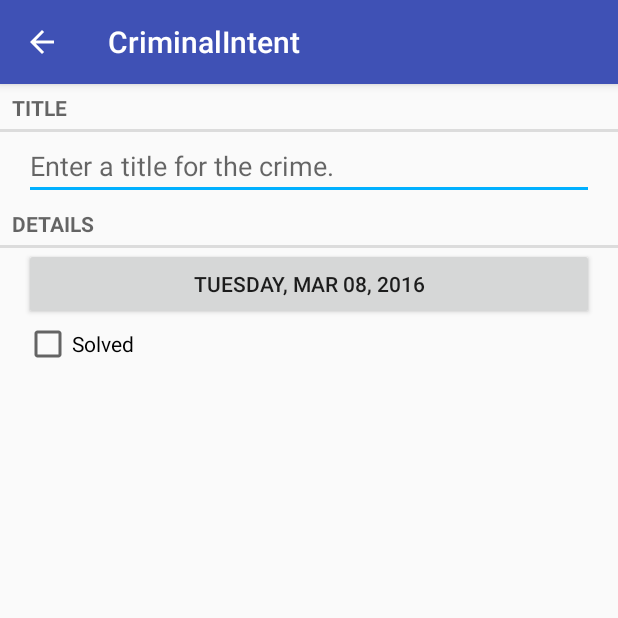
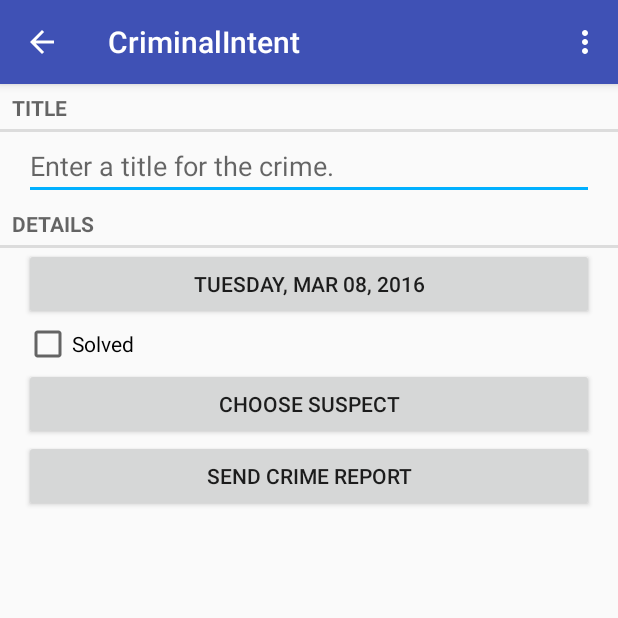
Before and after one commit to rodrixan/AndroidCAS, an Android app: the screen it shows after launch (CrimePagerActivity), after a tap on "New Crime", on a phone screen of 412 x 824 dp, the top half of it. Run offline under Robolectric (Android 15) with nearby library versions, the phone set to English and light mode, and no system bars.

Commit message:
Added SQLite DB. Working on new features (implicit intents)

```diff
--- a/Examples/CriminalIntent/app/src/main/java/es/uam/eps/tfg/cas/android/examples/criminalintent/controller/activities/CrimePagerActivity.java
+++ b/Examples/CriminalIntent/app/src/main/java/es/uam/eps/tfg/cas/android/examples/criminalintent/controller/activities/CrimePagerActivity.java
@@ -8,6 +8,7 @@ import android.support.v4.app.FragmentManager;
 import android.support.v4.app.FragmentStatePagerAdapter;
 import android.support.v4.view.ViewPager;
 import android.support.v7.app.AppCompatActivity;
+import android.util.Log;
 
 import java.util.List;
 import java.util.UUID;
@@ -28,6 +29,7 @@ public class CrimePagerActivity extends AppCompatActivity {
 
 
     public static Intent newIntent(final Context packageContext, final UUID crimeID) {
+        Log.d(Utils.APP_LOG_TAG, "intent de crime pager");
         final Intent i = new Intent(packageContext, CrimePagerActivity.class);
         i.putExtra(EXTRA_CRIME_ID, crimeID);
         return i;
@@ -41,6 +43,7 @@ public class CrimePagerActivity extends AppCompatActivity {
         final UUID crimeId = (UUID) getIntent().getSerializableExtra(EXTRA_CRIME_ID);
 
         wireComponents();
+        Log.d(Utils.APP_LOG_TAG, "creado Pager");
         mCrimeList = CrimeLab.getCrimeLab(this).getCrimes();
         setAdapter();
 
--- a/Examples/CriminalIntent/app/src/main/java/es/uam/eps/tfg/cas/android/examples/criminalintent/controller/fragments/CrimeFragment.java
+++ b/Examples/CriminalIntent/app/src/main/java/es/uam/eps/tfg/cas/android/examples/criminalintent/controller/fragments/CrimeFragment.java
@@ -7,13 +7,18 @@ import android.support.v4.app.Fragment;
 import android.support.v4.app.FragmentManager;
 import android.text.Editable;
 import android.text.TextWatcher;
+import android.util.Log;
 import android.view.LayoutInflater;
+import android.view.Menu;
+import android.view.MenuInflater;
+import android.view.MenuItem;
 import android.view.View;
 import android.view.ViewGroup;
 import android.widget.Button;
 import android.widget.CheckBox;
 import android.widget.CompoundButton;
 import android.widget.EditText;
+import android.widget.Toast;
 
 import java.util.Date;
 import java.util.UUID;
@@ -46,10 +51,12 @@ public class CrimeFragment extends Fragment {
     @Override
     public void onCreate(final Bundle savedInstanceState) {
         super.onCreate(savedInstanceState);
+        setHasOptionsMenu(true);
 
         final UUID crimeId = (UUID) getArguments().getSerializable(ARG_CRIME_ID);
 
         mCrime = CrimeLab.getCrimeLab(getActivity()).getCrime(crimeId);
+
     }
 
     @Override
@@ -130,6 +137,30 @@ public class CrimeFragment extends Fragment {
     }
 
     @Override
+    public void onCreateOptionsMenu(final Menu menu, final MenuInflater inflater) {
+        super.onCreateOptionsMenu(menu, inflater);
+        inflater.inflate(R.menu.fragment_crime, menu);
+    }
+
+    @Override
+    public boolean onOptionsItemSelected(final MenuItem item) {
+
+        switch (item.getItemId()) {
+            case R.id.menu_item_delete_crime: {
+                Log.d(Utils.APP_LOG_TAG, "Borrar crimen seleccionado");
+                CrimeLab.getCrimeLab(getActivity()).removeCrime(mCrime.getId());
+                getActivity().finish();
+                Toast.makeText(getContext(), R.string.deleted_crime, Toast.LENGTH_SHORT).show();
+                break;
+            }
+            default:
+                return super.onOptionsItemSelected(item);
+        }
+        return true;
+    }
+
+
+    @Override
     public void onActivityResult(final int requestCode, final int resultCode, final Intent data) {
         if (resultCode != Activity.RESULT_OK) {
             return;
@@ -145,4 +176,11 @@ public class CrimeFragment extends Fragment {
     public void returnResult() {
         getActivity().setResult(Activity.RESULT_OK, null);
     }
+
+    @Override
+    public void onPause() {
+        super.onPause();
+
+        CrimeLab.getCrimeLab(getActivity()).updateCrime(mCrime);
+    }
 }
--- a/Examples/CriminalIntent/app/src/main/java/es/uam/eps/tfg/cas/android/examples/criminalintent/controller/fragments/CrimeListFragment.java
+++ b/Examples/CriminalIntent/app/src/main/java/es/uam/eps/tfg/cas/android/examples/criminalintent/controller/fragments/CrimeListFragment.java
@@ -7,6 +7,7 @@ import android.support.v4.app.Fragment;
 import android.support.v7.app.AppCompatActivity;
 import android.support.v7.widget.LinearLayoutManager;
 import android.support.v7.widget.RecyclerView;
+import android.util.Log;
 import android.view.LayoutInflater;
 import android.view.Menu;
 import android.view.MenuInflater;
@@ -14,7 +15,6 @@ import android.view.MenuItem;
 import android.view.View;
 import android.view.ViewGroup;
 import android.widget.CheckBox;
-import android.widget.CompoundButton;
 import android.widget.TextView;
 
 import java.util.List;
@@ -31,6 +31,7 @@ public class CrimeListFragment extends Fragment {
     private static final int REQUEST_CRIME = 1;
     private static final String SAVED_SUBTITLE_SHOWN = "subtitle";
 
+
     private RecyclerView mCrimeRecyclerView;
     private TextView mEmptyView;
     private CrimeAdapter mAdapter;
@@ -46,7 +47,7 @@ public class CrimeListFragment extends Fragment {
     public View onCreateView(final LayoutInflater inflater, final ViewGroup container, final Bundle savedInstanceState) {
         final View v = inflater.inflate(R.layout.fragment_crime_list, container, false);
 
-
+        Log.d(Utils.APP_LOG_TAG, "lista fragmentos creada");
         mCrimeRecyclerView = (RecyclerView) v.findViewById(R.id.crime_recycler_view);
         mEmptyView = (TextView) v.findViewById(R.id.empty_list_text_view);
 
@@ -66,18 +67,23 @@ public class CrimeListFragment extends Fragment {
     }
 
     private void updateUI() {
+        Log.d(Utils.APP_LOG_TAG, "actualizando UI");
         updateAdapter();
         updateSubtitle();
         updateEmptyView();
     }
 
     private void updateAdapter() {
+        Log.d(Utils.APP_LOG_TAG, "actualizando adapter");
         final CrimeLab crimeLab = CrimeLab.getCrimeLab(getActivity());
         final List<Crime> crimes = crimeLab.getCrimes();
         if (mAdapter == null) {
+            Log.d(Utils.APP_LOG_TAG, "actualizando adapter desde 0");
             mAdapter = new CrimeAdapter(crimes);
             mCrimeRecyclerView.setAdapter(mAdapter);
         } else {
+            Log.d(Utils.APP_LOG_TAG, "actualizando adpter: setCrimes");
+            mAdapter.setCrimes(crimes);
             mAdapter.notifyDataSetChanged();
         }
     }
@@ -89,8 +95,9 @@ public class CrimeListFragment extends Fragment {
     }
 
     private String createSubtitle() {
-        final int nCrimes = CrimeLab.getCrimeLab(getActivity()).getNumberOfCrimes();
-        return (!mShowSubtitle) ? null : getResources().getQuantityString(R.plurals.subtitle_plurals, nCrimes, nCrimes);
+        final long nCrimes = CrimeLab.getCrimeLab(getActivity()).getNumberOfCrimes();
+        final int nCrimesInt = Integer.valueOf(nCrimes + "");
+        return (!mShowSubtitle) ? null : getResources().getQuantityString(R.plurals.subtitle_plurals, nCrimesInt, nCrimesInt);
     }
 
     private void setSubtitleText(final String subtitle) {
@@ -142,7 +149,9 @@ public class CrimeListFragment extends Fragment {
 
         switch (item.getItemId()) {
             case R.id.menu_item_new_crime: {
+                Log.d(Utils.APP_LOG_TAG, "Nuevo crimen seleccionado");
                 final UUID crimeId = createNewCrime();
+                Log.d(Utils.APP_LOG_TAG, "Crimen creado");
                 startCrimeActivity(crimeId);
                 break;
             }
@@ -159,12 +168,15 @@ public class CrimeListFragment extends Fragment {
     }
 
     private UUID createNewCrime() {
+
         final Crime crime = new Crime();
         CrimeLab.getCrimeLab(getActivity()).addCrime(crime);
+        Log.d(Utils.APP_LOG_TAG, "creando nuevo crimen con ID" + crime.getId().toString());
         return crime.getId();
     }
 
     private void startCrimeActivity(final UUID crimeId) {
+        Log.d(Utils.APP_LOG_TAG, "lanzando actividad CrimeActivity");
         final Intent i = new Intent(CrimePagerActivity.newIntent(getActivity(), crimeId));
         startActivity(i);
     }
@@ -211,12 +223,7 @@ public class CrimeListFragment extends Fragment {
             mDateTextView.setText(formattedDate);
 
             mSolvedCheckBox.setChecked(mCrime.isSolved());
-            mSolvedCheckBox.setOnCheckedChangeListener(new CompoundButton.OnCheckedChangeListener() {
-                @Override
-                public void onCheckedChanged(final CompoundButton buttonView, final boolean isChecked) {
-                    mCrime.setSolved(isChecked);
-                }
-            });
+            mSolvedCheckBox.setEnabled(false);
 
         }
 
@@ -239,7 +246,7 @@ public class CrimeListFragment extends Fragment {
     //Adapter for a Crime list
     private class CrimeAdapter extends RecyclerView.Adapter<CrimeHolder> {
 
-        private final List<Crime> mCrimeList;
+        private List<Crime> mCrimeList;
 
         public CrimeAdapter(final List<Crime> crimes) {
             mCrimeList = crimes;
@@ -269,5 +276,8 @@ public class CrimeListFragment extends Fragment {
             return mCrimeList.size();
         }
 
+        public void setCrimes(final List<Crime> crimes) {
+            mCrimeList = crimes;
+        }
     }//END_CrimeAdapter
 }
--- a/Examples/CriminalIntent/app/src/main/java/es/uam/eps/tfg/cas/android/examples/criminalintent/model/Crime.java
+++ b/Examples/CriminalIntent/app/src/main/java/es/uam/eps/tfg/cas/android/examples/criminalintent/model/Crime.java
@@ -11,10 +11,14 @@ public class Crime {
     private boolean mSolved;
 
     public Crime() {
-        mId = UUID.randomUUID();
+        this(UUID.randomUUID());
+    }
+
+    public Crime(final UUID id) {
+        mId = id;
         mDate = new Date();
-        mSolved = false;
     }
+
 
     public UUID getId() {
         return mId;
--- /dev/null
+++ b/Examples/CriminalIntent/app/src/main/java/es/uam/eps/tfg/cas/android/examples/criminalintent/model/database/CrimeCursorWrapper.java
@@ -0,0 +1,31 @@
+package es.uam.eps.tfg.cas.android.examples.criminalintent.model.database;
+
+import android.database.Cursor;
+import android.database.CursorWrapper;
+
+import java.util.Date;
+import java.util.UUID;
+
+import es.uam.eps.tfg.cas.android.examples.criminalintent.model.Crime;
+import es.uam.eps.tfg.cas.android.examples.criminalintent.model.database.CrimeDbSchema.CrimeTable;
+
+
+public class CrimeCursorWrapper extends CursorWrapper {
+    public CrimeCursorWrapper(final Cursor cursor) {
+        super(cursor);
+    }
+
+    public Crime getCrime() {
+        final String uuidString = getString(getColumnIndex(CrimeTable.Cols.UUID));
+        final String title = getString(getColumnIndex(CrimeTable.Cols.TITLE));
+        final long date = getLong(getColumnIndex(CrimeTable.Cols.DATE));
+        final int isSolved = getInt(getColumnIndex(CrimeTable.Cols.SOLVED));
+
+        final Crime crime = new Crime(UUID.fromString(uuidString));
+        crime.setTitle(title);
+        crime.setDate(new Date(date));
+        crime.setSolved(isSolved != 0);
+
+        return crime;
+    }
+}
--- a/Examples/CriminalIntent/app/src/main/java/es/uam/eps/tfg/cas/android/examples/criminalintent/model/services/CrimeLab.java
+++ b/Examples/CriminalIntent/app/src/main/java/es/uam/eps/tfg/cas/android/examples/criminalintent/model/services/CrimeLab.java
@@ -1,21 +1,27 @@
 package es.uam.eps.tfg.cas.android.examples.criminalintent.model.services;
 
 
+import android.content.ContentValues;
 import android.content.Context;
+import android.database.Cursor;
+import android.database.DatabaseUtils;
 import android.database.sqlite.SQLiteDatabase;
+import android.util.Log;
 
 import java.util.ArrayList;
 import java.util.List;
 import java.util.UUID;
 
 import es.uam.eps.tfg.cas.android.examples.criminalintent.model.Crime;
+import es.uam.eps.tfg.cas.android.examples.criminalintent.model.database.CrimeCursorWrapper;
 import es.uam.eps.tfg.cas.android.examples.criminalintent.model.database.CrimeDBHelper;
+import es.uam.eps.tfg.cas.android.examples.criminalintent.model.database.CrimeDbSchema.CrimeTable;
+import es.uam.eps.tfg.cas.android.examples.criminalintent.utils.Utils;
 
 public class CrimeLab {
 
     private static CrimeLab sCrimeLab;
 
-    private final List<Crime> mCrimeList;
     private final Context mContext;
     private final SQLiteDatabase mDatabase;
 
@@ -26,52 +32,113 @@ public class CrimeLab {
         return sCrimeLab;
     }
 
-
-    private void createSampleCrimes(final int n) {
-        for (int i = 0; i < n; i++) {
-            final Crime c = new Crime();
-            c.setTitle("Crime #" + i);
-            c.setSolved((i % 2 == 0));
-            mCrimeList.add(c);
-        }
-    }
-
     private CrimeLab(final Context context) {
         mContext = context.getApplicationContext();
         mDatabase = new CrimeDBHelper(mContext).getWritableDatabase();
-        mCrimeList = new ArrayList<>();
-        //createSampleCrimes(100);
+    }
+
+    private static ContentValues getContentValues(final Crime crime) {
+        final ContentValues values = new ContentValues();
+
+        values.put(CrimeTable.Cols.UUID, crime.getId().toString());
+        values.put(CrimeTable.Cols.TITLE, crime.getTitle());
+        values.put(CrimeTable.Cols.DATE, crime.getDate().getTime());
+        values.put(CrimeTable.Cols.SOLVED, (crime.isSolved()) ? 1 : 0);
+
+        return values;
     }
 
 
     public List<Crime> getCrimes() {
-        return mCrimeList;
+        Log.d(Utils.APP_LOG_TAG, "Cogiendo crimenes");
+        final CrimeCursorWrapper cursor = queryCrimes(null, null);
+
+        try {
+            return getCrimeListFromCursor(cursor);
+        } finally {
+            cursor.close();
+        }
+
+
+    }
+
+    private CrimeCursorWrapper queryCrimes(final String whereClause, final String[] whereArgs) {
+        final Cursor cursor = mDatabase.query(
+                CrimeTable.NAME,
+                null,       //select all columns
+                whereClause,//where
+                whereArgs,  // values
+                null,       //groupBy
+                null,       //having
+                null,       //orderBy
+                null        //limit
+        );
+        return new CrimeCursorWrapper(cursor);
+    }
+
+    private List<Crime> getCrimeListFromCursor(final CrimeCursorWrapper cursor) {
+        final List<Crime> list = new ArrayList<>();
+        cursor.moveToFirst();
+        int i = 0;
+        while (!cursor.isAfterLast()) {
+
+            Log.d(Utils.APP_LOG_TAG, "Cogiendo crimen unico: " + cursor.getCrime().getId().toString());
+            list.add(cursor.getCrime());
+            cursor.moveToNext();
+            i++;
+        }
+        return list;
     }
 
     public Crime getCrime(final UUID crimeId) {
-        for (final Crime c : mCrimeList) {
-            if (c.getId().equals(crimeId)) {
-                return c;
-            }
+        final String whereClause = CrimeTable.Cols.UUID + " = ?";
+        final CrimeCursorWrapper cursor = queryCrimes(whereClause, new String[]{crimeId.toString()});
+        Log.d(Utils.APP_LOG_TAG, "crime lab: cogiendo crimen con id " + crimeId.toString());
+        try {
+            return getCrimeFromCursor(cursor);
+        } finally {
+            cursor.close();
         }
-        return null;
+
     }
 
-    public int getNumberOfCrimes() {
-        return mCrimeList.size();
+
+    private Crime getCrimeFromCursor(final CrimeCursorWrapper cursor) {
+        if (cursor.getCount() == 0) {
+            return null;
+        }
+        cursor.moveToFirst();
+        return cursor.getCrime();
+    }
+
+    public long getNumberOfCrimes() {
+        return DatabaseUtils.queryNumEntries(mDatabase, CrimeTable.NAME);
     }
 
 
     public boolean addCrime(final Crime c) {
-        return mCrimeList.add(c);
+        final ContentValues values = getContentValues(c);
+
+        final long code = mDatabase.insert(CrimeTable.NAME, null, values);
+        Log.d(Utils.APP_LOG_TAG, "crime lab: añadido crimen con id " + c.getId().toString());
+        return code != -1;
     }
 
-    public void removeCrime(final UUID crimeId) {
-        for (final Crime c : mCrimeList) {
-            if (c.getId().equals(crimeId)) {
-                mCrimeList.remove(c);
-                break;
-            }
-        }
+    public boolean removeCrime(final UUID crimeId) {
+        final String whereClause = CrimeTable.Cols.UUID + " = ?";
+        Log.d(Utils.APP_LOG_TAG, "crime lab: eliminado crimen con id " + crimeId.toString());
+        final long code = mDatabase.delete(CrimeTable.NAME, whereClause, new String[]{crimeId.toString()});
+
+        return code == 1;
+    }
+
+    public boolean updateCrime(final Crime c) {
+        final String whereClause = CrimeTable.Cols.UUID + " = ?";
+        final String uuidString = c.getId().toString();
+        final ContentValues values = getContentValues(c);
+        Log.d(Utils.APP_LOG_TAG, "crime lab: actualizando crimen con id " + c.getId().toString());
+        final int code = mDatabase.update(CrimeTable.NAME, values, whereClause, new String[]{uuidString});
+
+        return code == 1;
     }
 }
--- a/Examples/CriminalIntent/app/src/main/java/es/uam/eps/tfg/cas/android/examples/criminalintent/utils/Utils.java
+++ b/Examples/CriminalIntent/app/src/main/java/es/uam/eps/tfg/cas/android/examples/criminalintent/utils/Utils.java
@@ -13,5 +13,5 @@ public class Utils {
     }
 
     public static final String APP_PATH = "es.uam.eps.tfg.cas.android.examples.criminalintent";
-    public static final String APP_LOG_TAG = "es.uam.eps.tfg.cas.android.examples.criminalintent";
+    public static final String APP_LOG_TAG = "criminalintent";
 }
--- a/Examples/CriminalIntent/app/src/main/res/layout-land/fragment_crime.xml
+++ b/Examples/CriminalIntent/app/src/main/res/layout-land/fragment_crime.xml
@@ -35,19 +35,36 @@
             android:id="@+id/crime_date"
             android:layout_width="wrap_content"
             android:layout_height="wrap_content"
-            android:layout_marginLeft="16dp"
-            android:layout_marginRight="16dp"
             android:layout_weight="3"/>
 
         <CheckBox
             android:id="@+id/crime_solved"
             android:layout_width="wrap_content"
             android:layout_height="wrap_content"
-            android:layout_marginLeft="16dp"
-            android:layout_marginRight="16dp"
             android:text="@string/crime_solved_label"
             android:layout_weight="1"
             android:checked="false"/>
     </LinearLayout>
 
+    <LinearLayout
+        android:layout_width="match_parent"
+        android:layout_height="wrap_content"
+        android:layout_marginLeft="16dp"
+        android:layout_marginRight="16dp">
+
+        <Button
+            android:id="@+id/crime_suspect"
+            android:layout_width="wrap_content"
+            android:layout_height="wrap_content"
+            android:text="@string/crime_suspect_text"
+            android:layout_weight="1"/>
+
+        <Button
+            android:id="@+id/crime_report"
+            android:layout_width="wrap_content"
+            android:layout_height="wrap_content"
+            android:text="@string/crime_report_text"
+            android:layout_weight="1"/>
+    </LinearLayout>
+
 </LinearLayout>
--- a/Examples/CriminalIntent/app/src/main/res/layout/fragment_crime.xml
+++ b/Examples/CriminalIntent/app/src/main/res/layout/fragment_crime.xml
@@ -40,4 +40,20 @@
         android:layout_marginRight="16dp"
         android:text="@string/crime_solved_label"/>
 
+    <Button
+        android:id="@+id/crime_suspect"
+        android:layout_width="match_parent"
+        android:layout_height="wrap_content"
+        android:layout_marginLeft="16dp"
+        android:layout_marginRight="16dp"
+        android:text="@string/crime_suspect_text"/>
+
+    <Button
+        android:id="@+id/crime_report"
+        android:layout_width="match_parent"
+        android:layout_height="wrap_content"
+        android:layout_marginLeft="16dp"
+        android:layout_marginRight="16dp"
+        android:text="@string/crime_report_text"/>
+
 </LinearLayout>
--- /dev/null
+++ b/Examples/CriminalIntent/app/src/main/res/menu/fragment_crime.xml
@@ -0,0 +1,8 @@
+<?xml version="1.0" encoding="utf-8"?>
+<menu xmlns:android="http://schemas.android.com/apk/res/android"
+      xmlns:app="http://schemas.android.com/apk/res-auto">
+    <item
+        android:id="@+id/menu_item_delete_crime"
+        android:title="@string/delete_crime"
+        app:showAsAction="collapseActionView" />
+</menu>
--- a/Examples/CriminalIntent/app/src/main/res/values/strings.xml
+++ b/Examples/CriminalIntent/app/src/main/res/values/strings.xml
@@ -12,9 +12,13 @@
     <string name="new_crime">New Crime</string>
     <string name="show_subtitle">Show Subtitle</string>
     <string name="hide_subtitle">Hide Subtitle</string>
+    <string name="delete_crime">Delete crime</string>
+    <string name="deleted_crime">Crime deleted</string>
     <plurals name="subtitle_plurals">
         <item quantity="one">%1$s crime</item>
         <item quantity="other">%1$s crimes</item>
     </plurals>
     <string name="no_crimes">There are not crimes yet...</string>
+    <string name="crime_suspect_text">Choose Suspect</string>
+    <string name="crime_report_text">Send Crime Report</string>
 </resources>
```
